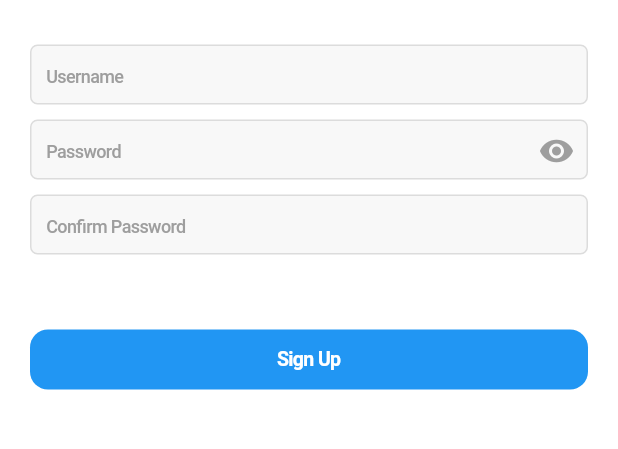
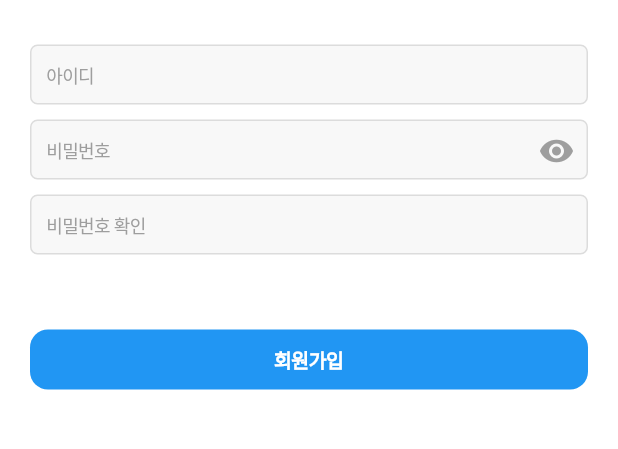
Before and after one commit to 2023-Summer-MadCamp-KP/FlowLink, a Flutter app: the SignUpPage screen opened directly, on a phone screen of 412 x 824 dp, the part 494-943 px from its top. Run offline on Flutter 3.47's test engine with Material 2 defaults, Android fonts, the phone set to English and light mode, and no system bars; our stand-ins replace dio, shared_preferences; missing offline and left inert: kakao_flutter_sdk; accounts and stored records are empty.

Commit message:
Feat(SignUpPage): HintText 수정

```diff
--- a/flow_camp_app/lib/pages/sign_up_page.dart
+++ b/flow_camp_app/lib/pages/sign_up_page.dart
@@ -207,7 +207,7 @@ class _SignUpPageState extends State<SignUpPage> {
                                   textInputAction: TextInputAction.next,
                                   padding: const EdgeInsets.only(left: 10),
                                   textAlignVertical: TextAlignVertical.center,
-                                  placeholder: "Username",
+                                  placeholder: "아이디",
                                   placeholderStyle: const TextStyle(
                                       fontSize: 12,
                                       fontWeight: FontWeight.w500,
@@ -238,7 +238,7 @@ class _SignUpPageState extends State<SignUpPage> {
                                   textInputAction: TextInputAction.go,
                                   padding: const EdgeInsets.only(left: 10),
                                   textAlignVertical: TextAlignVertical.center,
-                                  placeholder: "Password",
+                                  placeholder: "비밀번호",
                                   placeholderStyle: const TextStyle(
                                       fontSize: 12,
                                       fontWeight: FontWeight.w500,
@@ -285,7 +285,7 @@ class _SignUpPageState extends State<SignUpPage> {
                                   textInputAction: TextInputAction.go,
                                   padding: const EdgeInsets.only(left: 10),
                                   textAlignVertical: TextAlignVertical.center,
-                                  placeholder: "Confirm Password",
+                                  placeholder: "비밀번호 확인",
                                   placeholderStyle: const TextStyle(
                                       fontSize: 12,
                                       fontWeight: FontWeight.w500,
@@ -312,7 +312,7 @@ class _SignUpPageState extends State<SignUpPage> {
                                 child: CupertinoButton.filled(
                                   padding: const EdgeInsets.all(0),
                                   child: const Text(
-                                    "Sign Up",
+                                    "회원가입",
                                     style: TextStyle(
                                         fontSize: 13,
                                         fontWeight: FontWeight.bold),
```
